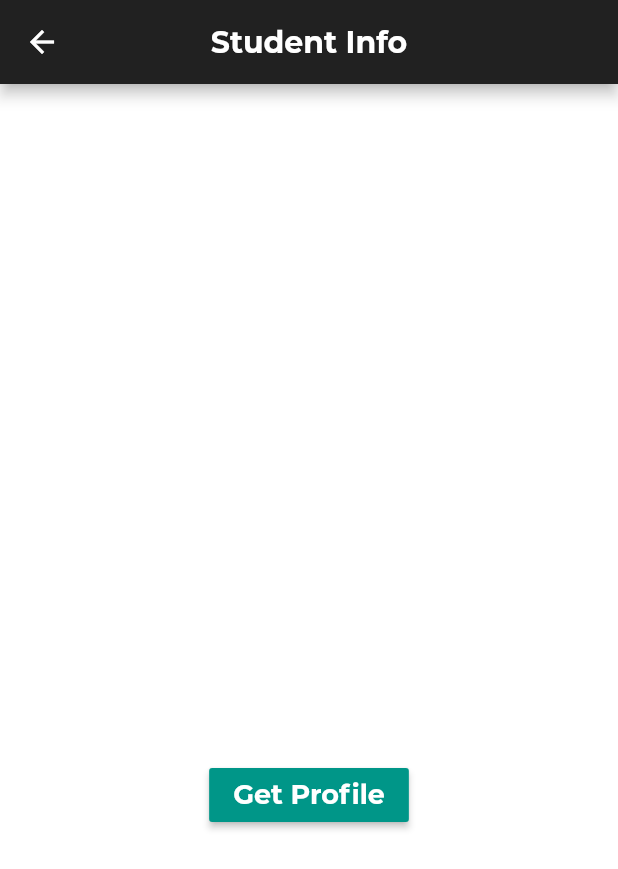
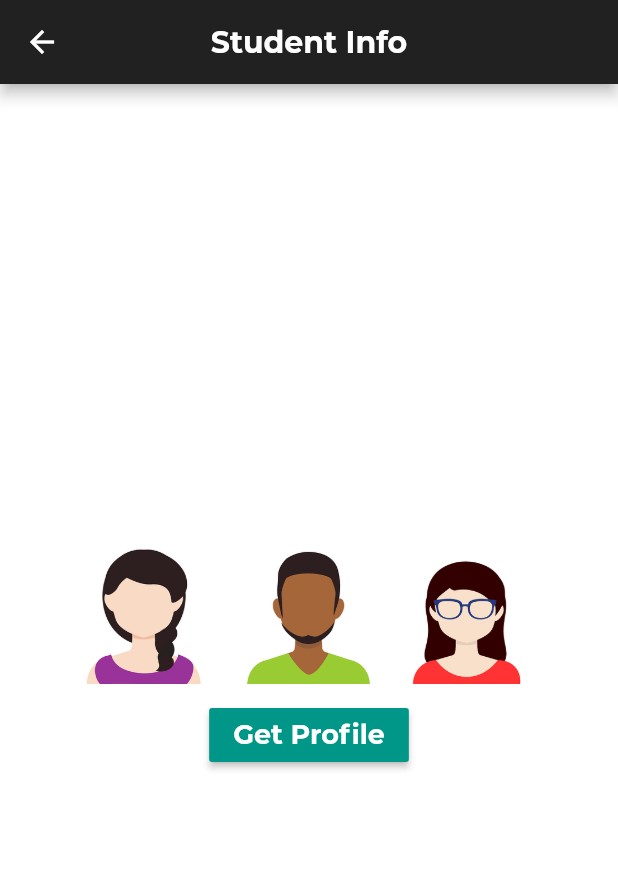
Before and after one commit to cati20/unisa-login, a Flutter app: the AcademicRecord screen opened directly, after a tap on the "perm identity" icon, on a phone screen of 412 x 824 dp. Shown: the top 869 px of the screen. Run offline on Flutter 3.47's test engine with Material 2 defaults, Android fonts, the phone set to English and light mode, and no system bars; our stand-ins replace firebase_auth, font_awesome_flutter, google_sign_in, liquid_progress_indicator, splashscreen, step_progress_indicator; missing offline and left inert: flutter_facebook_login; accounts and stored records are empty; key blocks and very long unbroken strings in the code were emptied for the run.

Commit message:
the app is complete and fully functional

```diff
--- a/lib/app/sign_in/Home_page.dart
+++ b/lib/app/sign_in/Home_page.dart
@@ -13,6 +13,8 @@ import 'dart:convert' as convert;
 import 'package:http/http.dart' as http ;
 import 'package:unisa/services/unisa_login.dart';
 import 'dart:io';
+import 'package:step_progress_indicator/step_progress_indicator.dart';
+
 
 import 'academic_record.dart';
 
@@ -188,6 +190,7 @@ class _HomePageState extends State<HomePage> {
         labelText: 'Year',
         hintText: '2020'
       ),
+      maxLength: 4,
       obscureText: false,
       textInputAction: TextInputAction.next,
       controller: yearController,
@@ -205,6 +208,7 @@ class _HomePageState extends State<HomePage> {
         labelText: 'Student Number',
         hintText: '56102548',
       ),
+      maxLength: 8,
       autocorrect: false,
       textInputAction: TextInputAction.next,
       controller: studemtNumberController,
@@ -223,6 +227,7 @@ class _HomePageState extends State<HomePage> {
         labelText: 'Exam Period',
         hintText: 'Jan/June/Oct',
       ),
+      maxLength: 2,
       autocorrect: false,
       textInputAction: TextInputAction.done,
       controller: examPeriodController,
@@ -361,7 +366,8 @@ class _HomePageState extends State<HomePage> {
                 mainAxisSize: MainAxisSize.min,
                   children: <Widget>[
                     SizedBox(
-                        height: 50.0,
+                        height: 180.0,
+                        width: 260.0,
                         child: _buildHeader(),
                     ),
                     SizedBox(height:20.0,),
@@ -386,7 +392,14 @@ class _HomePageState extends State<HomePage> {
   Widget _buildHeader(){
     if(_isLoading){
       return Center(
-        child: CircularProgressIndicator(),
+        child: StepProgressIndicator(
+          totalSteps: 10,
+          currentStep: 7,
+          selectedColor: Colors.pink,
+          unselectedColor: Colors.amber,
+          customSize: (index) => (index + 1) * 10.0,
+        )
+        ,
       );
     }
     return Text(
--- a/lib/app/sign_in/academic_record.dart
+++ b/lib/app/sign_in/academic_record.dart
@@ -1,6 +1,7 @@
 import 'package:flutter/material.dart';
 import 'package:flutter/services.dart';
 import 'package:unisa/app/sign_in/Home_page.dart';
+import 'package:unisa/app/sign_in/student_info.dart';
 import 'package:unisa/app/sign_in/time_table.dart';
 import 'package:unisa/common_widgets/form_submit_button.dart';
 import 'package:unisa/common_widgets/platform_alert_dialog.dart';
@@ -185,6 +186,7 @@ class _AcademicRecordState extends State<AcademicRecord> {
           labelText: 'isCreditsOnly',
           hintText: 'true /false'
       ),
+      maxLength: 5,
       obscureText: false,
       textInputAction: TextInputAction.next,
       controller: yearController,
@@ -201,6 +203,7 @@ class _AcademicRecordState extends State<AcademicRecord> {
         labelText: 'Student Number',
         hintText: '56102548',
       ),
+      maxLength: 8,
       autocorrect: false,
       textInputAction: TextInputAction.next,
       controller: studemtNumberController,
@@ -219,6 +222,7 @@ class _AcademicRecordState extends State<AcademicRecord> {
         labelText: 'Qualification Code',
         hintText: '99880',
       ),
+      maxLength: 5,
       autocorrect: false,
       textInputAction: TextInputAction.done,
       controller: examPeriodController,
@@ -284,29 +288,21 @@ class _AcademicRecordState extends State<AcademicRecord> {
       appBar: AppBar(
         title: Text('Academic Record',style: TextStyle(fontFamily: 'Montserrat', fontWeight: FontWeight.w600),),
         centerTitle: true,
-        leading: Builder(
-          builder: (BuildContext context) {
-            return IconButton(
-              icon: const Icon(Icons.menu),
-              iconSize: 30.0,
-              onPressed: () {
-                Scaffold.of(context).openDrawer();
-              },
-              tooltip: MaterialLocalizations
-                  .of(context)
-                  .openAppDrawerTooltip,
-            );
-          },
-        ),
         titleSpacing: 0.0,
         actions: <Widget>[
-
           FlatButton(
             child: IconButton(
-              icon: const Icon(Icons.input),
+              icon: const Icon(Icons.perm_identity),
               iconSize: 30.0,
             ),
-            onPressed: ()=> _confirmSignOut(context),
+            onPressed: ()=> {
+              Navigator.push(
+                context,
+                MaterialPageRoute(
+                    builder: (context) => Student_info()
+                ),
+              )
+            },
           ),
 
         ],
@@ -469,6 +465,22 @@ class _ChatState extends State<Chat> {
         title: Text(widget.studentNumber, style: TextStyle(fontFamily: 'Montserrat', fontWeight: FontWeight.w600),),
         elevation: 10.0,
         centerTitle: true,
+        actions: <Widget>[
+          FlatButton(
+            child: IconButton(
+              icon: const Icon(Icons.perm_identity),
+              iconSize: 30.0,
+            ),
+            onPressed: ()=> {
+              Navigator.push(
+                context,
+                MaterialPageRoute(
+                    builder: (context) => Student_info()
+                ),
+              )
+            },
+          ),
+        ],
       ),
       body: Builder(
         builder: (BuildContext context) {
--- a/lib/app/sign_in/student_info.dart
+++ b/lib/app/sign_in/student_info.dart
@@ -6,6 +6,8 @@ import 'package:unisa/services/unisa_login.dart';
 import 'dart:async';
 import 'dart:convert' as convert;
 import 'package:http/http.dart' as http ;
+import 'package:liquid_progress_indicator/liquid_progress_indicator.dart';
+
 
 import 'Home_page.dart';
 import 'academic_record.dart';
@@ -159,12 +161,21 @@ class _Student_infoState extends State<Student_info> {
       body: Center(
         child: Column(
           children: <Widget>[
-            SizedBox(height: 300.0,),
+            SizedBox(height: 200.0,),
             SizedBox(
-              height: 150.0,
-              width: 160.0,
+              height: 200.0,
+              width: 300.0,
               child: isloading ?
-                  LinearProgressIndicator()
+              LiquidCircularProgressIndicator(
+                value: 0.60, // Defaults to 0.5.
+                valueColor: AlwaysStoppedAnimation(Colors.teal), // Defaults to the current Theme's accentColor.
+                backgroundColor: Colors.white, // Defaults to the current Theme's backgroundColor.
+                borderColor: Colors.black,
+                borderWidth: 5.0,
+                //borderRadius: 30.0,
+                direction: Axis.vertical, // The direction the liquid moves (Axis.vertical = bottom to top, Axis.horizontal = left to right). Defaults to Axis.horizontal.
+                center: Text("Loading..."),
+              )
               /*Text('Loading' ,
                 style: TextStyle(
                     fontFamily: 'Montserrat',
@@ -172,8 +183,17 @@ class _Student_infoState extends State<Student_info> {
                   fontWeight: FontWeight.w600
                 ),
                 textAlign: TextAlign.center,)*/
-                  : Text(''),
+                  :
+              Container(
+                height: 250.0,
+                child: Image.asset(
+                    'images/avatar.png',
+                  fit: BoxFit.cover,
+                  height: 200.0,
+                ),
+              ),
             ),
+            SizedBox(height: 10.0,),
             RaisedButton(
               child: Text(
                 'Get Profile',
@@ -329,7 +349,8 @@ class _ProfileState extends State<Profile> {
                                 color: Colors.white //Color(0xfffbe9b7b)
                             ),
                           ),
-                          Icon(Icons.perm_identity, size: 35.0, color: Colors.black),
+                          widget.title == 'MISS' || widget.title == 'MRS'  ? FaIcon(FontAwesomeIcons.female)
+                          : FaIcon(FontAwesomeIcons.male),
                           // //Color(0xfff3c2f2f),),
 
                           Text(
@@ -361,7 +382,7 @@ class _ProfileState extends State<Profile> {
                                 color: Colors.white
                             ),
                           ),
-
+                          FaIcon(FontAwesomeIcons.personBooth),
                           Text(
                             widget.surname.toString() + ' ' + widget.initials,
                             style: TextStyle(
@@ -390,7 +411,7 @@ class _ProfileState extends State<Profile> {
                                 color: Colors.white
                             ),
                           ),
-
+                          Icon(FontAwesomeIcons.user),
                           Text(
                             widget.firstNames.toString(),
                             style: TextStyle(
@@ -422,7 +443,7 @@ class _ProfileState extends State<Profile> {
                             ),
                             softWrap: true,
                           ),
-                          Icon(Icons.calendar_today, size: 20.0, color: Colors.black87),
+                          Icon(FontAwesomeIcons.calendarDay),
                           Text(
                             convertDate(widget.birthDate).substring(0,10),
                             //convertDate(widget.details['examDate']).substring(0,10) ,//widget.details['studyUnitDescription'].toString() ,
@@ -460,8 +481,8 @@ class _ProfileState extends State<Profile> {
                               color: Colors.white,
 
                             ),
-
                           ),
+                          FaIcon(FontAwesomeIcons.language),
 
                           Text(
                             widget.homeLanguageDescription.toString(),
@@ -495,7 +516,7 @@ class _ProfileState extends State<Profile> {
                             ),
                             softWrap: true,
                           ),
-                          Icon(Icons.flag, size: 20.0, color: Colors.black87),
+                          FaIcon(FontAwesomeIcons.map),
                           Text(
                             widget.nationality.toString(),
                             //convertDate(widget.details['examDate']).substring(0,10) ,//widget.details['studyUnitDescription'].toString() ,
@@ -582,8 +603,8 @@ class _ProfileState extends State<Profile> {
                                 color: Colors.white
                             ),
                           ),
-                          Icon(Icons.email, size: 20.0, color: Colors
-                              .black87),
+                          FaIcon(FontAwesomeIcons.mailBulk),
+
 
                           Text(
                             widget.emailAddress,
@@ -614,8 +635,7 @@ class _ProfileState extends State<Profile> {
                                 color: Colors.white
                             ),
                           ),
-                          Icon(Icons.home, size: 20.0, color: Colors
-                              .black87),
+                         FaIcon(FontAwesomeIcons.home),
 
                           Text(
                             widget.addressLine1,
@@ -648,8 +668,7 @@ class _ProfileState extends State<Profile> {
                             ),
 
                           ),
-                          Icon(Icons.business, size: 20.0, color: Colors
-                              .black87),
+                          FaIcon(FontAwesomeIcons.city),
                           Text(
                             widget.addressLine2,
                             style: TextStyle(
@@ -684,7 +703,7 @@ class _ProfileState extends State<Profile> {
 
                             ),
                           ),
-                          Icon(Icons.mail_outline, size: 20.0, color: Colors.black,),
+                          FaIcon(FontAwesomeIcons.mailchimp),
                           Text(
                             widget.postalCode,
                             style: TextStyle(
--- a/pubspec.yaml
+++ b/pubspec.yaml
@@ -33,6 +33,9 @@ dependencies:
   http: ^0.12.0+4
   pdf: ^1.5.0
   font_awesome_flutter: ^8.8.1
+  liquid_progress_indicator: ^0.3.2
+  step_progress_indicator: ^0.2.0+3
+
 
 
 
@@ -68,6 +71,7 @@ flutter:
     - images/unisa-logo.jpg
     - images/logo.png
     - images/chat.png
+    - images/avatar.png
 
   # An image asset can refer to one or more resolution-specific "variants", see
   # https://flutter.dev/assets-and-images/#resolution-aware.
```
Also changed, not shown: lib/app/sign_in/academic_details.dart (+14 -23 lines), lib/app/sign_in/academic_record_details.dart (+16 -18 lines), lib/app/sign_in/student_login.dart (+27 -19 lines), lib/app/sign_in/time_table.dart (+30 -3 lines), images/avatar.png (added), pubspec.lock.
